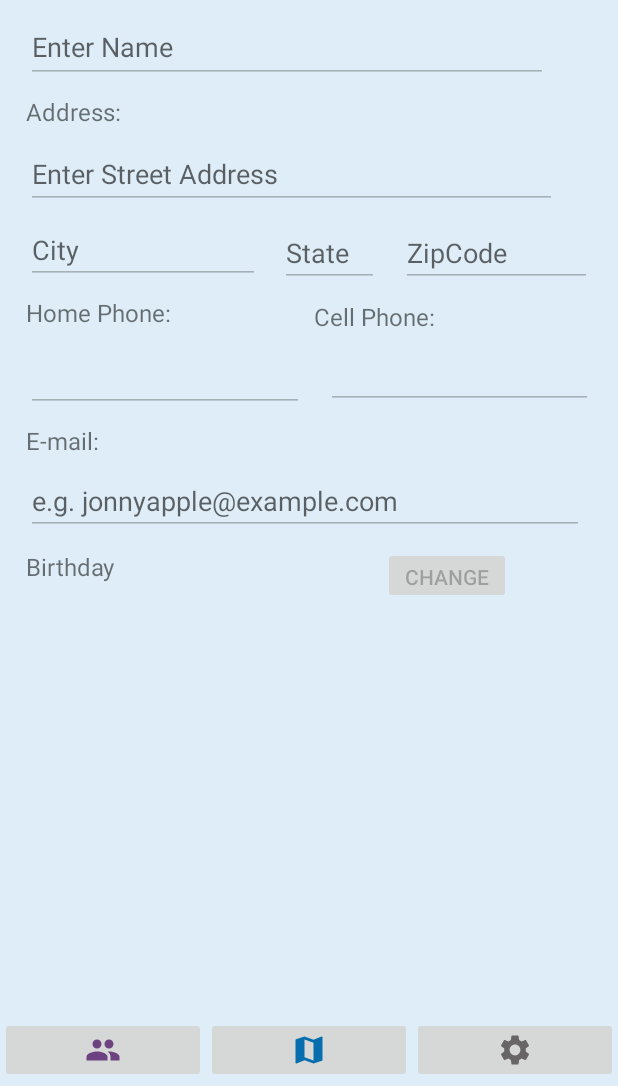
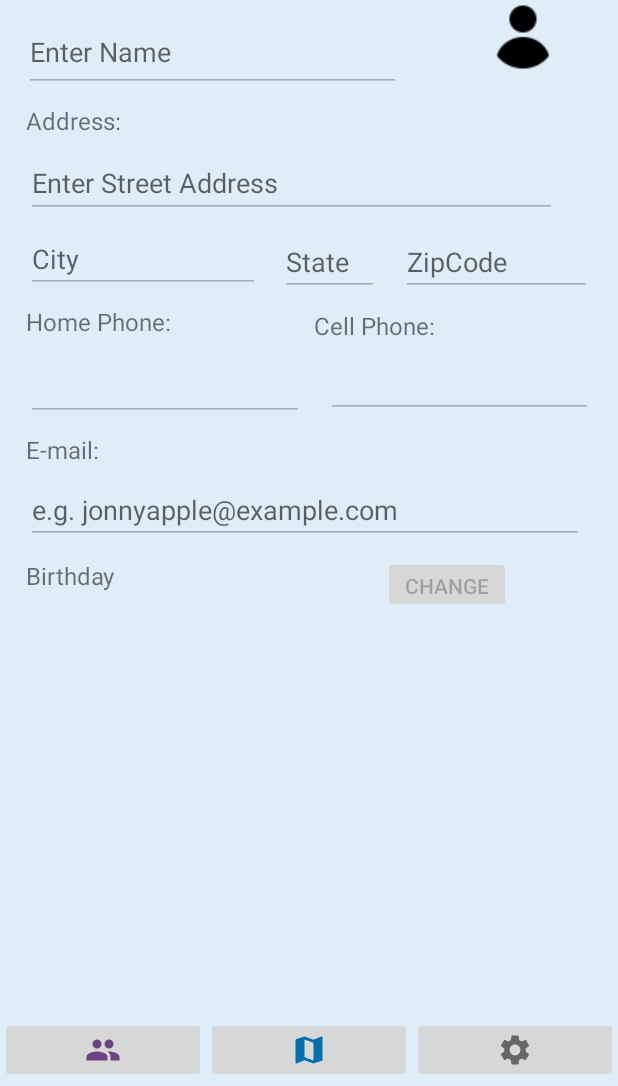
Before and after one commit to celesjanette/ContactList, an Android app: the screen it shows after launch (MainActivity), on a phone screen of 412 x 824 dp, the part 150-1236 px from its top. Run offline under Robolectric (Android 15) with nearby library versions, the phone set to English and light mode, and no system bars.

```diff
--- a/app/src/main/AndroidManifest.xml
+++ b/app/src/main/AndroidManifest.xml
@@ -15,6 +15,9 @@
     <uses-permission android:name="android.permission.ACCESS_NETWORK_STATE" />
     <uses-permission android:name="android.permission.WRITE_EXTERNAL_STORAGE" />
     <uses-permission android:name="android.permission.CALL_PHONE" />
+    <uses-feature android:name="android.hardware.camera" android:required="false"/>
+    <uses-permission android:name="android.permission.CAMERA" />
+
 
 
     <uses-permission android:name="android.permission.ACCESS_COARSE_LOCATION" />
@@ -48,11 +51,8 @@
             </intent-filter>
         </activity>
         <meta-data
-
             android:name="com.google.android.maps.v2.API_KEY"
-
             android:value="AIzaSyAwPcQBgGuU3AxfydibMkEfkQspVt_4lyA" />
-
     </application>
 
 </manifest>
--- /dev/null
+++ b/app/src/main/res/drawable/circular_background.xml
@@ -0,0 +1,8 @@
+<?xml version="1.0" encoding="utf-8"?>
+<selector xmlns:android="http://schemas.android.com/apk/res/android">
+    <shape xmlns:android="http://schemas.android.com/apk/res/android"
+        android:shape="oval">
+        <solid android:color="#CCCCCC" />
+    </shape>
+
+</selector>
--- a/app/src/main/res/layout/activity_main.xml
+++ b/app/src/main/res/layout/activity_main.xml
@@ -276,17 +276,17 @@
 
             <EditText
                 android:id="@+id/editName"
-                android:layout_width="348dp"
-                android:layout_height="47dp"
+                android:layout_width="251dp"
+                android:layout_height="53dp"
                 android:layout_marginStart="16dp"
                 android:layout_marginTop="8dp"
-                android:layout_marginEnd="45dp"
+                android:layout_marginEnd="2dp"
                 android:layout_marginBottom="8dp"
                 android:ems="10"
                 android:hint="Enter Name"
                 android:inputType="text"
                 app:layout_constraintBottom_toTopOf="@+id/addressView"
-                app:layout_constraintEnd_toEndOf="parent"
+                app:layout_constraintEnd_toStartOf="@+id/imageContact"
                 app:layout_constraintStart_toStartOf="parent"
                 app:layout_constraintTop_toBottomOf="@+id/contactView" />
 
@@ -302,6 +302,21 @@
                 app:layout_constraintStart_toStartOf="parent"
                 app:layout_constraintTop_toTopOf="parent" />
 
+            <ImageButton
+                android:id="@+id/imageContact"
+                android:layout_width="100dp"
+                android:layout_height="85dp"
+                android:layout_marginStart="29dp"
+                android:layout_marginTop="16dp"
+                android:layout_marginEnd="13dp"
+                android:layout_marginBottom="28dp"
+                android:background="@drawable/circular_background"
+                app:layout_constraintBottom_toTopOf="@+id/editAddress"
+                app:layout_constraintEnd_toEndOf="parent"
+                app:layout_constraintStart_toEndOf="@+id/editName"
+                app:layout_constraintTop_toTopOf="parent"
+                app:srcCompat="@drawable/photoicon" />
+
 
         </androidx.constraintlayout.widget.ConstraintLayout>
     </ScrollView>
```
Also changed, not shown: app/src/main/java/com/example/contactlist/Contact.java (+9 -0 lines), app/src/main/java/com/example/contactlist/ContactDBHelper.java (+13 -5 lines), app/src/main/java/com/example/contactlist/ContactDataSource.java (+24 -2 lines), app/src/main/java/com/example/contactlist/MainActivity.java (+83 -1 lines), app/src/main/res/drawable/photoicon.png (added).
